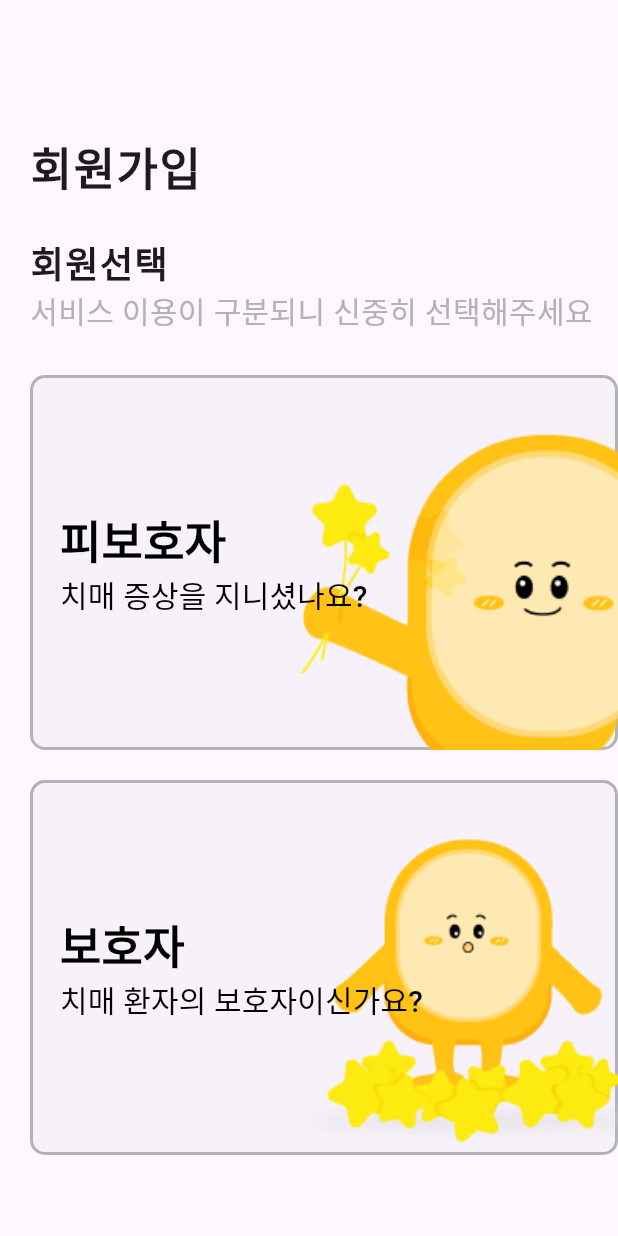
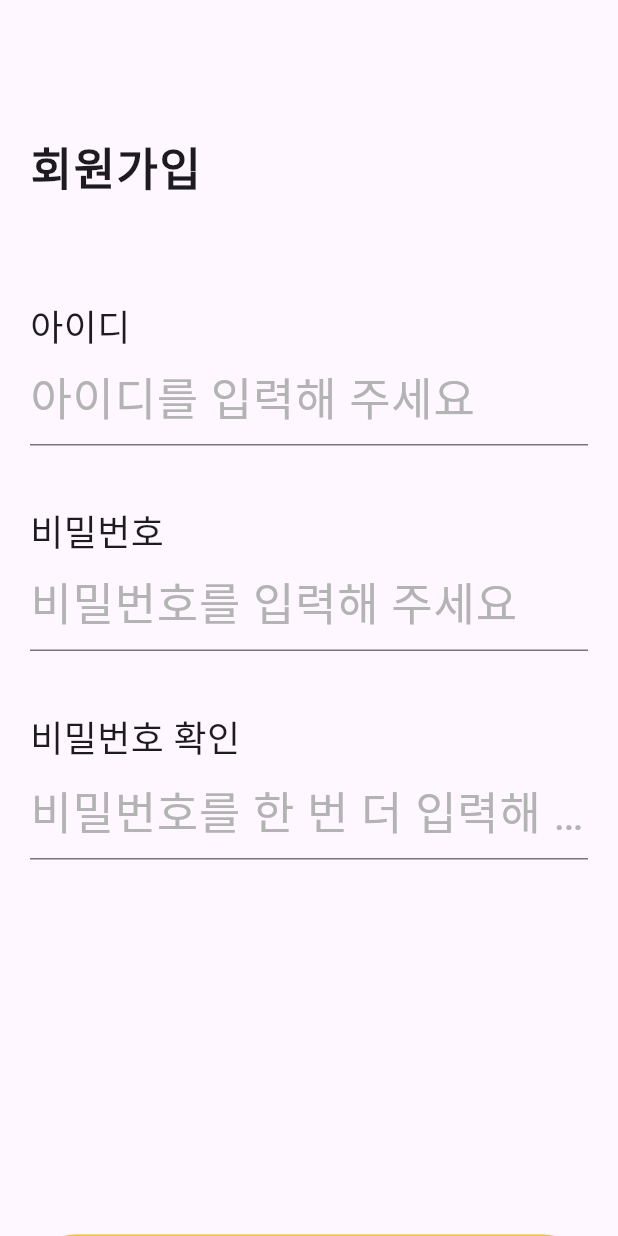
Before and after one commit to H0ngJu/atti, a Flutter app: the screen it shows after launch, on a phone screen of 412 x 824 dp. Run offline on Flutter 3.47's test engine with Material 3 defaults, Android fonts, the phone set to English and light mode, and no system bars; our stand-ins replace firebase_core, flutter_chat_ui, get; accounts and stored records are empty.

Commit message:
회원가입 페이지 ui - SignUpScreen2

```diff
--- a/lib/main.dart
+++ b/lib/main.dart
@@ -1,5 +1,5 @@
 import 'package:atti/screen/HomePatient.dart';
-import 'package:atti/screen/SignUpScreen.dart';
+import 'package:atti/screen/SignUpScreen2.dart';
 import 'package:flutter/material.dart';
 import 'package:get/get.dart';
 
@@ -15,7 +15,7 @@ class MyApp extends StatelessWidget {
     return GetMaterialApp(
       debugShowCheckedModeBanner: false,
       theme: ThemeData(),
-      home: SignUpScreen(),
+      home: SignUpScreen2(),
     );
   }
 }
--- a/lib/screen/SignUpScreen.dart
+++ b/lib/screen/SignUpScreen1.dart
@@ -2,14 +2,14 @@ import 'package:flutter/material.dart';
 import 'package:flutter_chat_ui/flutter_chat_ui.dart';
 
 
-class SignUpScreen extends StatefulWidget {
-  SignUpScreen({super.key});
+class SignUpScreen1 extends StatefulWidget {
+  SignUpScreen1({super.key});
 
   @override
-  State<SignUpScreen> createState() => _SignUpScreenState();
+  State<SignUpScreen1> createState() => _SignUpScreen1State();
 }
 
-class _SignUpScreenState extends State<SignUpScreen> {
+class _SignUpScreen1State extends State<SignUpScreen1> {
   Color borderColor = Color(0xffB3B3B3);
   Color pressedBorderColor = Color(0xffFFC215);
   int isPressed = 0;
--- /dev/null
+++ b/lib/screen/SignUpScreen2.dart
@@ -0,0 +1,132 @@
+import 'package:flutter/material.dart';
+
+class SignUpScreen2 extends StatefulWidget {
+  SignUpScreen2({super.key});
+
+  @override
+  State<SignUpScreen2> createState() => _SignUpScreen2State();
+}
+
+class _SignUpScreen2State extends State<SignUpScreen2> {
+  @override
+  Widget build(BuildContext context) {
+    return Scaffold(
+      body: Stack(
+        children: [
+          Container(
+            margin: EdgeInsets.only(top: 90, left: 20),
+            child: Text(
+              '회원가입',
+              style: TextStyle(
+                letterSpacing: 1.0,
+                fontSize: 30,
+                fontWeight: FontWeight.w700,
+              ),
+            ),
+          ),
+          Container(
+            margin: EdgeInsets.only(top: 200, left: 20, right: 20),
+            child: Form(
+              child: Column(
+                children: [
+                  Container(
+                    child: Column(
+                      crossAxisAlignment: CrossAxisAlignment.start,
+                      children: [
+                        Text('아이디',
+                          style: TextStyle(
+                              fontSize: 24
+                          ),),
+                        TextFormField(
+                            style: TextStyle(
+                                fontSize: 30
+                            ),
+                            decoration: InputDecoration(
+                              hintText: "아이디를 입력해 주세요",
+                              hintStyle: TextStyle(
+                                  fontSize: 30,
+                                  color: Color(0xffB3B3B3)
+                              ),
+                            )
+                        )
+                      ],
+                    ),
+                  ),
+                  SizedBox(height: 40,),
+                  Container(
+                    child: Column(
+                      crossAxisAlignment: CrossAxisAlignment.start,
+                      children: [
+                        Text('비밀번호',
+                          style: TextStyle(
+                              fontSize: 24
+                          ),),
+                        TextFormField(
+                            style: TextStyle(
+                                fontSize: 30
+                            ),
+                            decoration: InputDecoration(
+                              hintText: "비밀번호를 입력해 주세요",
+                              hintStyle: TextStyle(
+                                  fontSize: 30,
+                                  color: Color(0xffB3B3B3)
+                              ),
+                            )
+                        )
+                      ],
+                    ),
+                  ),
+                  SizedBox(height: 40,),
+                  Container(
+                    child: Column(
+                      crossAxisAlignment: CrossAxisAlignment.start,
+                      children: [
+                        Text('비밀번호 확인',
+                          style: TextStyle(
+                              fontSize: 24
+                          ),
+                        ),
+                        TextFormField(
+                            style: TextStyle(
+                                fontSize: 30
+                            ),
+                            decoration: InputDecoration(
+                              hintText: "비밀번호를 한 번 더 입력해 주세요",
+                              hintStyle: TextStyle(
+                                  fontSize: 30,
+                                  color: Color(0xffB3B3B3)
+                              ),
+                            )
+                        )
+                      ],
+                    ),
+                  ),
+                  SizedBox(height: 250,),
+                  Container(
+                    child: ElevatedButton(
+                        onPressed: ()=>{},
+                        style: ElevatedButton.styleFrom(
+                          backgroundColor: Color(0xffFFC215),
+                        ),
+                        child: Container(
+                            width: 350,
+                            height: 60,
+                            alignment: Alignment.center,
+                            child: Text('다음',
+                                style: TextStyle(
+                                  fontSize: 24,
+                                  color: Color(0xff000000),
+                                )
+                            )
+                        )
+                    ),
+                  )
+                ],
+              ),
+            ),
+          ),
+        ],
+      ),
+    );
+  }
+}
```
